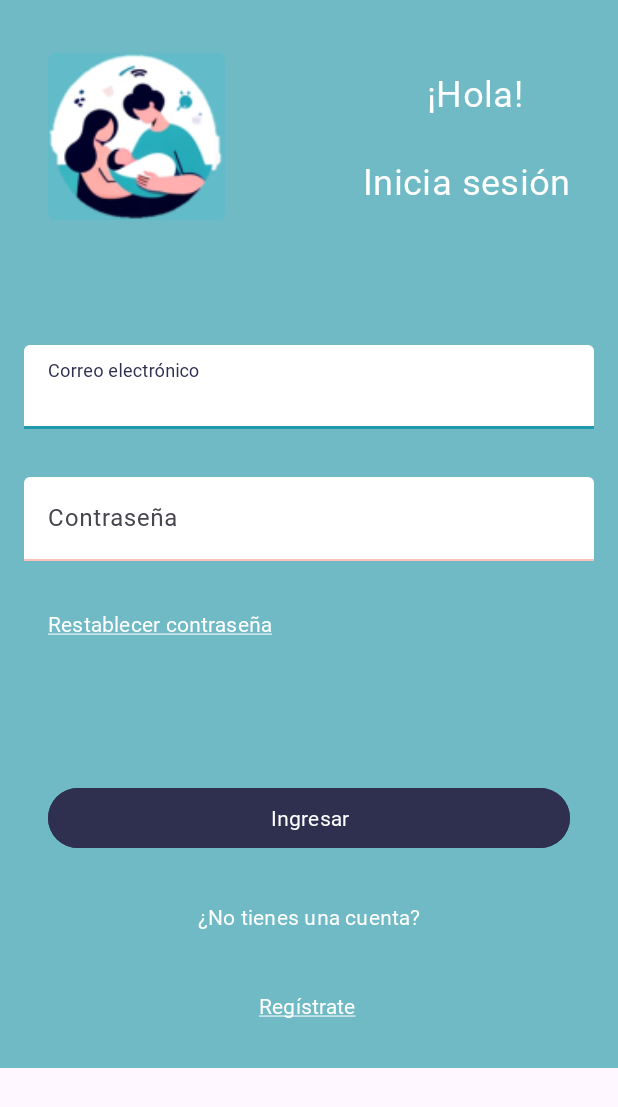
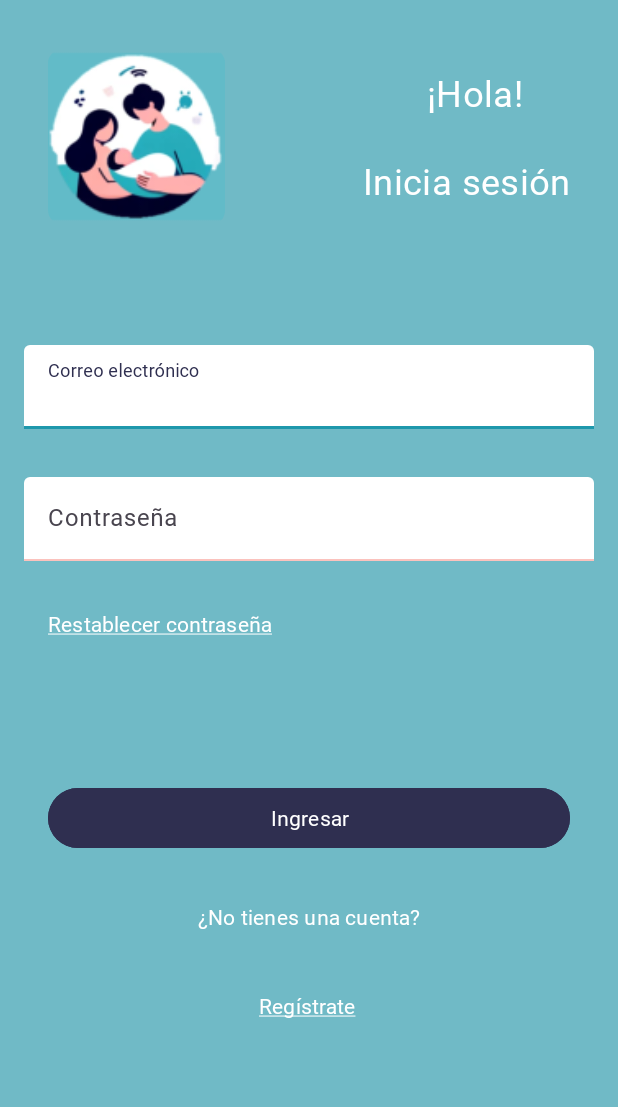
Before and after one commit to langelb/banlac_movil, an Android app: the screen it shows after launch (MainActivity), on a phone screen of 412 x 824 dp. Shown: the top 1107 px of the screen. Run offline under Robolectric (Android 15) with nearby library versions, the phone set to English and light mode, and no system bars; our stand-ins replace navigation-ui.

Commit message:
Correccion de fondo de login

```diff
--- a/app/src/main/res/layout/fragment_login.xml
+++ b/app/src/main/res/layout/fragment_login.xml
@@ -5,7 +5,8 @@
     xmlns:tools="http://schemas.android.com/tools"
     android:layout_width="match_parent"
     android:layout_height="match_parent"
-    tools:context=".ui.login.LoginFragment">
+    tools:context=".ui.login.LoginFragment"
+    android:background="@color/primary_60">
 
     <androidx.constraintlayout.widget.ConstraintLayout
         android:layout_width="match_parent"
```
